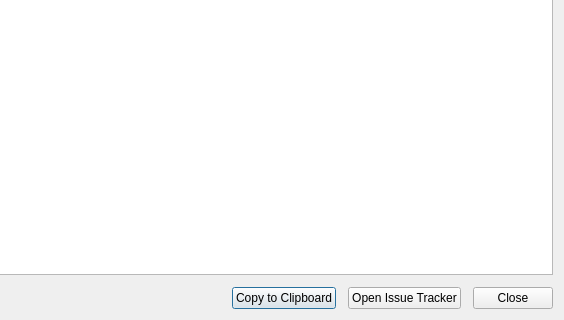
VoxelCubes/PanelCleaner, file ui_files/ErrorDialog.ui: the form before one commit; both pictures show x 636 to 1200 and y 380 to 700 of the 1200 by 700 pixel window.
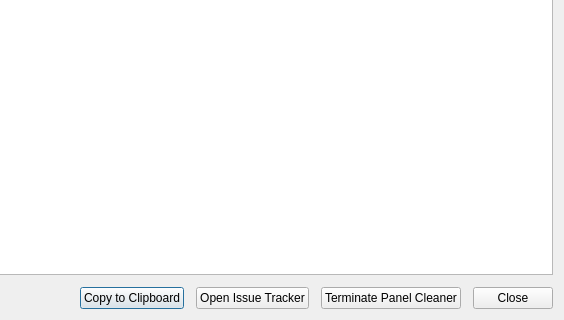
The form after the commit. Icons and pictures are not drawn. Custom widgets are drawn as their Qt base class.

Commit message: offer to terminate in error dialog

```diff
--- a/ui_files/ErrorDialog.ui
+++ b/ui_files/ErrorDialog.ui
@@ -118,6 +118,16 @@
          </property>
         </widget>
        </item>
+       <item>
+        <widget class="QPushButton" name="pushButton_kill">
+         <property name="text">
+          <string>Terminate Panel Cleaner</string>
+         </property>
+         <property name="icon">
+          <iconset theme="process-stop"/>
+         </property>
+        </widget>
+       </item>
        <item>
         <widget class="QPushButton" name="pushButton_close">
          <property name="text">
```
The commit also changes 16 other files.
